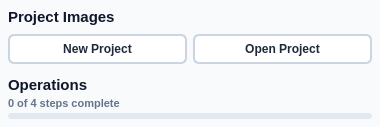
First picture: the form in src/startrails/ui/sidebar.ui, repository gkyle/startrails, before the edit.
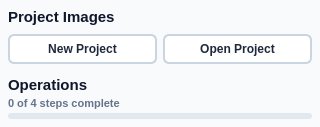
Second picture: the form after the edit.

Commit message: refactor: componentize sidebar ui

The edit to the form file:
```diff
--- a/src/startrails/ui/sidebar.ui
+++ b/src/startrails/ui/sidebar.ui
@@ -4,10 +4,16 @@
  <widget class="QWidget" name="sidebar">
   <property name="minimumSize">
    <size>
-    <width>380</width>
+    <width>320</width>
     <height>0</height>
    </size>
   </property>
+  <property name="maximumSize">
+   <size>
+    <width>320</width>
+    <height>16777215</height>
+   </size>
+  </property>
   <property name="styleSheet">
    <string notr="true">QWidget#sidebar {
     background-color: #f8fafc;
```
The commit also changes 12 other files.
